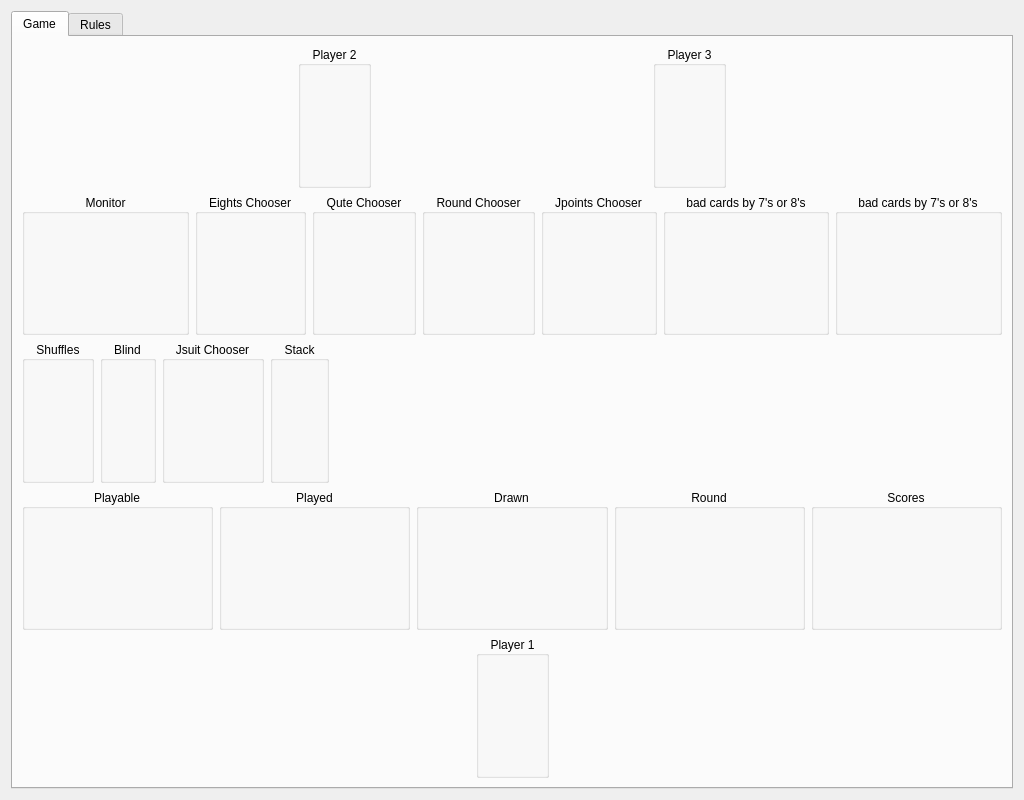
Qt form table.ui (squawk7x/aQuteCardGame) before a commit.
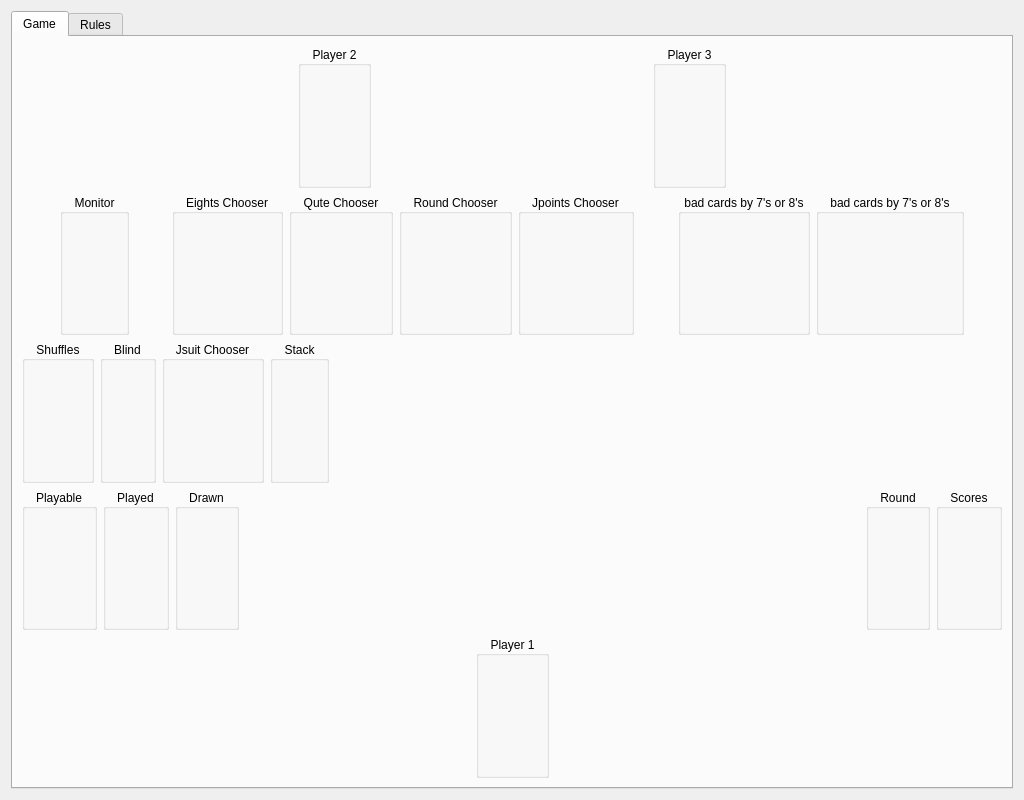
The same form after that commit.

Diff of the .ui file:
```diff
--- a/table.ui
+++ b/table.ui
@@ -91,6 +91,19 @@
        </item>
        <item>
         <layout class="QHBoxLayout" name="horizontalLayout_02">
+         <item>
+          <spacer name="horizontalSpacer_9">
+           <property name="orientation">
+            <enum>Qt::Horizontal</enum>
+           </property>
+           <property name="sizeHint" stdset="0">
+            <size>
+             <width>40</width>
+             <height>20</height>
+            </size>
+           </property>
+          </spacer>
+         </item>
          <item>
           <widget class="QGroupBox" name="Monitor">
            <property name="title">
@@ -106,6 +119,19 @@
            </layout>
           </widget>
          </item>
+         <item>
+          <spacer name="horizontalSpacer_7">
+           <property name="orientation">
+            <enum>Qt::Horizontal</enum>
+           </property>
+           <property name="sizeHint" stdset="0">
+            <size>
+             <width>40</width>
+             <height>20</height>
+            </size>
+           </property>
+          </spacer>
+         </item>
          <item>
           <widget class="QGroupBox" name="EightsChooser">
            <property name="enabled">
@@ -186,6 +212,19 @@
            <layout class="QHBoxLayout" name="jpointsChooser"/>
           </widget>
          </item>
+         <item>
+          <spacer name="horizontalSpacer_8">
+           <property name="orientation">
+            <enum>Qt::Horizontal</enum>
+           </property>
+           <property name="sizeHint" stdset="0">
+            <size>
+             <width>40</width>
+             <height>20</height>
+            </size>
+           </property>
+          </spacer>
+         </item>
          <item>
           <widget class="QGroupBox" name="Got1">
            <property name="title">
@@ -211,6 +250,19 @@
            <layout class="QHBoxLayout" name="got2"/>
           </widget>
          </item>
+         <item>
+          <spacer name="horizontalSpacer_10">
+           <property name="orientation">
+            <enum>Qt::Horizontal</enum>
+           </property>
+           <property name="sizeHint" stdset="0">
+            <size>
+             <width>40</width>
+             <height>20</height>
+            </size>
+           </property>
+          </spacer>
+         </item>
         </layout>
        </item>
        <item>
@@ -340,6 +392,19 @@
            <layout class="QHBoxLayout" name="drawn"/>
           </widget>
          </item>
+         <item>
+          <spacer name="horizontalSpacer_11">
+           <property name="orientation">
+            <enum>Qt::Horizontal</enum>
+           </property>
+           <property name="sizeHint" stdset="0">
+            <size>
+             <width>40</width>
+             <height>20</height>
+            </size>
+           </property>
+          </spacer>
+         </item>
          <item>
           <widget class="QGroupBox" name="Round">
            <property name="title">
```
